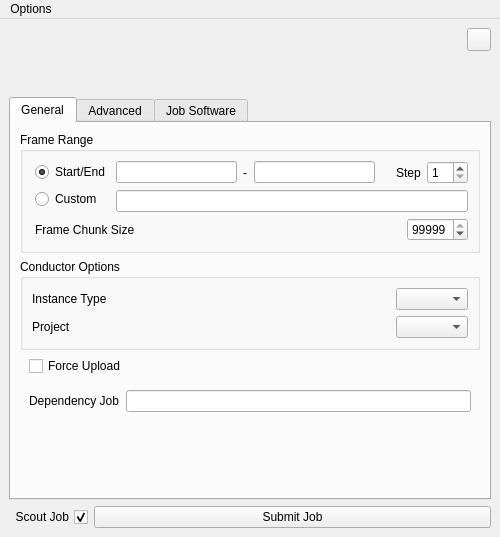
Qt form conductor/resources/submitter.ui (AtomicConductor/conductor_client) before a commit.
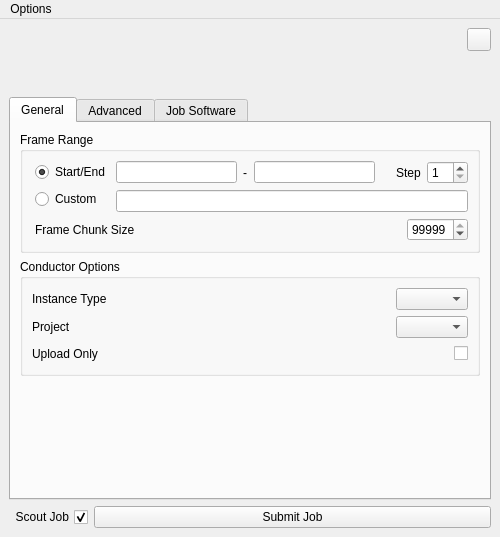
The same form after that commit. Icons and pictures are not drawn.

```diff
--- a/conductor/resources/submitter.ui
+++ b/conductor/resources/submitter.ui
@@ -487,10 +487,7 @@
           <property name="title">
            <string>Conductor Options</string>
           </property>
-          <layout class="QVBoxLayout" name="verticalLayout_20">
-           <property name="bottomMargin">
-            <number>9</number>
-           </property>
+          <layout class="QVBoxLayout" name="verticalLayout_7">
            <item>
             <widget class="QWidget" name="ui_instance_type_wgt" native="true">
              <property name="toolTip">
@@ -561,40 +558,47 @@
              </layout>
             </widget>
            </item>
-          </layout>
-         </widget>
-        </item>
-        <item>
-         <widget class="QWidget" name="ui_advanced_wgt" native="true">
-          <layout class="QVBoxLayout" name="verticalLayout_7">
-           <property name="topMargin">
-            <number>0</number>
-           </property>
-           <property name="bottomMargin">
-            <number>0</number>
-           </property>
            <item>
-            <widget class="QCheckBox" name="ui_force_upload_chkbx">
-             <property name="text">
-              <string>Force Upload</string>
+            <widget class="QWidget" name="ui_upload_only_wgt" native="true">
+             <property name="toolTip">
+              <string>Only upload dependencies. Don't submit render job</string>
              </property>
-            </widget>
-           </item>
-           <item>
-            <widget class="QWidget" name="widget_8" native="true">
-             <layout class="QHBoxLayout" name="horizontalLayout_6">
+             <layout class="QHBoxLayout" name="horizontalLayout_4">
+              <property name="spacing">
+               <number>6</number>
+              </property>
               <property name="margin">
                <number>0</number>
               </property>
               <item>
                <widget class="QLabel" name="label">
                 <property name="text">
-                 <string>Dependency Job</string>
+                 <string>Upload Only</string>
                 </property>
                </widget>
               </item>
               <item>
-               <widget class="QLineEdit" name="lineEdit"/>
+               <spacer name="horizontalSpacer_3">
+                <property name="orientation">
+                 <enum>Qt::Horizontal</enum>
+                </property>
+                <property name="sizeHint" stdset="0">
+                 <size>
+                  <width>40</width>
+                  <height>20</height>
+                 </size>
+                </property>
+               </spacer>
+              </item>
+              <item>
+               <widget class="QCheckBox" name="ui_upload_only_chkbx">
+                <property name="layoutDirection">
+                 <enum>Qt::RightToLeft</enum>
+                </property>
+                <property name="text">
+                 <string/>
+                </property>
+               </widget>
               </item>
              </layout>
             </widget>
```
Left out of the diff: 8 changed lines with no effect on the pictures.
